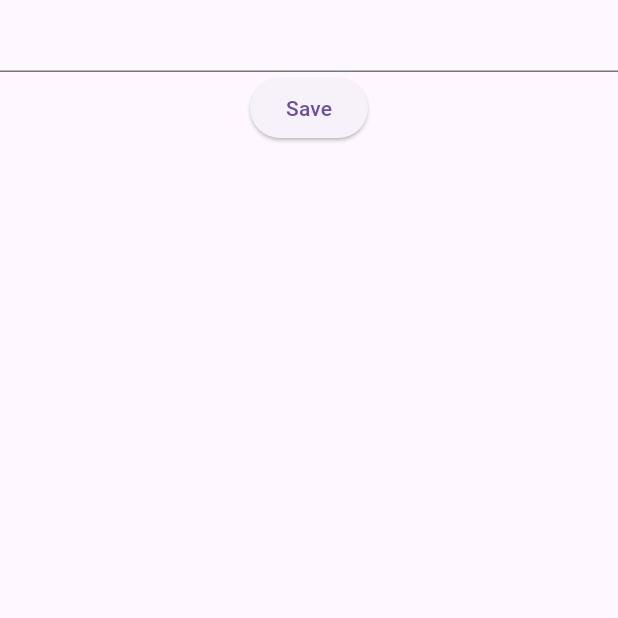
After one commit to abdillahfaiz/flutter_modul, a Flutter app: the TodolistScreen screen opened directly, after a tap on "Save", on a phone screen of 412 x 824 dp, the top half of it. The commit adds this screen. Run offline on Flutter 3.47's test engine with Material 3 defaults, Android fonts, the light colour scheme and no system bars; our stand-ins replace bloc, equatable, flutter_bloc.

Commit message:
update latihan cubit_dasar

```diff
--- a/Cubit State Management/latihan/cubit_dasar/lib/cubit/cubit/counter_cubit.dart
+++ b/Cubit State Management/latihan/cubit_dasar/lib/cubit/counter_cubit/counter_cubit.dart
@@ -1,5 +1,5 @@
 import 'package:bloc/bloc.dart';
-import 'package:cubit_dasar/cubit/cubit/counter_state.dart';
+import 'package:cubit_dasar/cubit/counter_cubit/counter_state.dart';
 
 class CounterCubit extends Cubit<CounterState> {
   CounterCubit() : super(CounterState());
@@ -12,7 +12,7 @@ class CounterCubit extends Cubit<CounterState> {
 
   void decrement() {
     emit(state.copyWith(
-      counterValue: state.counterValue - 1
+      counterValue: (state.counterValue - 1)
     ));
   }
 
--- /dev/null
+++ b/Cubit State Management/latihan/cubit_dasar/lib/cubit/todo_list_cubit/todo_list_cubit.dart
@@ -0,0 +1,26 @@
+import 'package:bloc/bloc.dart';
+import 'package:cubit_dasar/cubit/todo_list_cubit/todo_list_state.dart';
+
+class TodoListCubit extends Cubit<TodoListState> {
+  TodoListCubit() : super(TodoListState());
+
+  void addNotes(String note) {
+    var noteState = state.notes;
+
+    noteState.add(note);
+
+    emit(
+      state.copyWith(
+        notes: noteState, // -> mirip dengan state.notes.add(note)
+      ),
+    );
+  }
+
+  void deleteNotes(int index) {
+    var noteState = state.notes;
+
+    noteState.removeAt(index);
+
+    emit(state.copyWith(notes: noteState));
+  }
+}
--- /dev/null
+++ b/Cubit State Management/latihan/cubit_dasar/lib/cubit/todo_list_cubit/todo_list_state.dart
@@ -0,0 +1,21 @@
+// ignore_for_file: public_member_api_docs, sort_constructors_first
+import 'package:equatable/equatable.dart';
+
+class TodoListState extends Equatable {
+  const TodoListState({
+    this.notes = const []
+  });
+
+  final List<String> notes;
+
+  @override
+  List<Object> get props => [notes];
+
+  TodoListState copyWith({
+    List<String>? notes,
+  }) {
+    return TodoListState(
+      notes: notes ?? this.notes,
+    );
+  }
+}
--- a/Cubit State Management/latihan/cubit_dasar/lib/presentation/counter_screen.dart
+++ b/Cubit State Management/latihan/cubit_dasar/lib/presentation/counter_screen.dart
@@ -1,5 +1,5 @@
-import 'package:cubit_dasar/cubit/cubit/counter_cubit.dart';
-import 'package:cubit_dasar/cubit/cubit/counter_state.dart';
+import 'package:cubit_dasar/cubit/counter_cubit/counter_cubit.dart';
+import 'package:cubit_dasar/cubit/counter_cubit/counter_state.dart';
 import 'package:flutter/material.dart';
 import 'package:flutter_bloc/flutter_bloc.dart';
 
--- /dev/null
+++ b/Cubit State Management/latihan/cubit_dasar/lib/presentation/todolist_screen.dart
@@ -0,0 +1,28 @@
+import 'package:cubit_dasar/cubit/todo_list_cubit/todo_list_cubit.dart';
+import 'package:flutter/material.dart';
+import 'package:flutter_bloc/flutter_bloc.dart';
+
+class TodolistScreen extends StatelessWidget {
+  TodolistScreen({super.key});
+
+  final notesController = TextEditingController();
+
+  @override
+  Widget build(BuildContext context) {
+    return Scaffold(
+      body: Column(
+        children: [
+          TextField(
+            controller: notesController,
+          ),
+          ElevatedButton(
+            onPressed: () {
+              context.read<TodoListCubit>().addNotes(notesController.text);
+            },
+            child: Text('Save'),
+          ),
+        ],
+      ),
+    );
+  }
+}
```
Also changed, not shown: Cubit State Management/latihan/cubit_dasar/lib/cubit/counter_cubit/counter_state.dart (renamed from Cubit State Management/latihan/cubit_dasar/lib/cubit/cubit/counter_state.dart).
